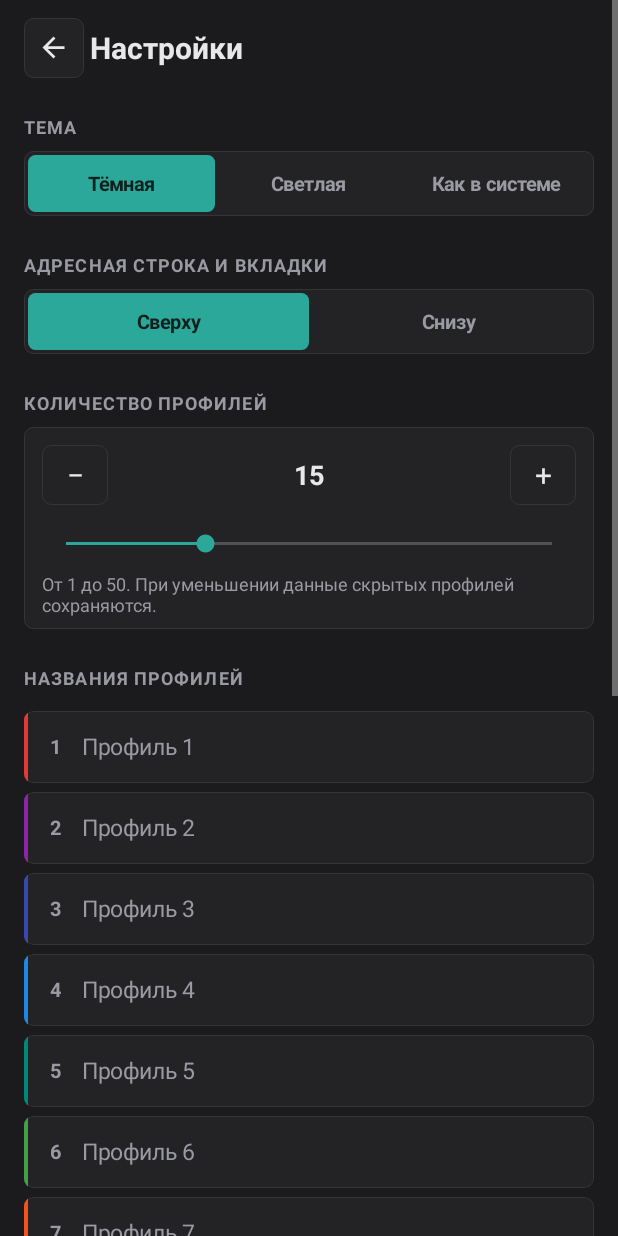
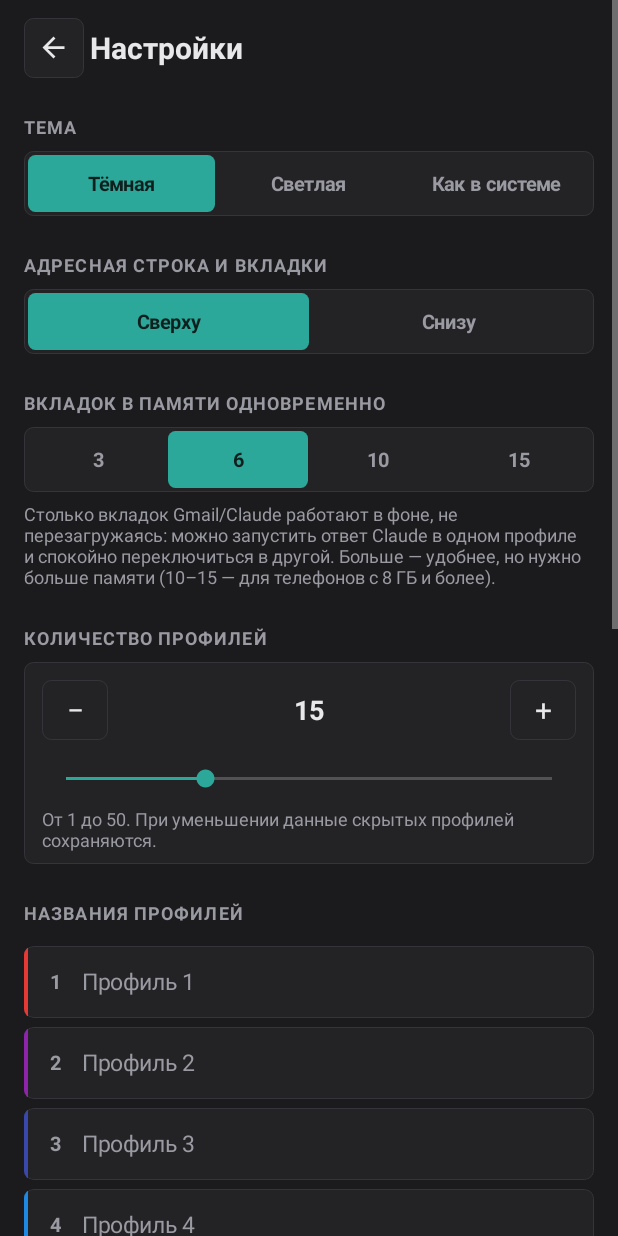
Before and after one commit to basilsolanji-hash/Browser, an Android app: the SettingsActivity screen opened directly, with no data from a screen before it, on a phone screen of 412 x 824 dp. Run offline under Robolectric (Android 15) with nearby library versions, the phone set to English and light mode, and no system bars.

Commit message:
Configurable number of live tabs (3/6/10/15)
Co-Authored-By: Claude Opus 5.5 <noreply@anthropic.com>
Claude-Session: https://claude.ai/code/session_014xaTohxQRmnBzg5tNaWgTn

```diff
--- a/app/src/main/java/ru/multibrowser/Gecko.kt
+++ b/app/src/main/java/ru/multibrowser/Gecko.kt
@@ -14,8 +14,7 @@ import org.mozilla.geckoview.StorageController
  * поэтому cookies и хранилища профилей не пересекаются и сохраняются между запусками.
  */
 object Gecko {
-    // Сколько вкладок держать в памяти; остальные «спят» и перезагружаются при открытии.
-    private const val MAX_ACTIVE = 6
+    // Сколько вкладок держать в памяти — Settings.keepAlive; остальные «спят» и перезагружаются при открытии.
 
     // Gmail отдаёт незнакомым браузерам устаревшую «простую» версию, поэтому только для него
     // представляемся мобильным Chrome. Остальным сайтам (вход Google, Claude с защитой Cloudflare)
@@ -80,7 +79,7 @@ object Gecko {
         session.loadUri(url)
         sessions[key] = session
 
-        while (sessions.size > MAX_ACTIVE) {
+        while (sessions.size > Settings.keepAlive(ctx)) {
             drop(sessions.entries.first().key)
         }
         return session
--- a/app/src/main/java/ru/multibrowser/Settings.kt
+++ b/app/src/main/java/ru/multibrowser/Settings.kt
@@ -28,6 +28,15 @@ object Settings {
         prefs(ctx).edit().putInt("count", n.coerceIn(MIN_PROFILES, MAX_PROFILES)).apply()
     }
 
+    /** Сколько вкладок держать «живыми» в памяти; варианты для переключателя в настройках. */
+    val KEEP_ALIVE_OPTIONS = listOf(3, 6, 10, 15)
+
+    fun keepAlive(ctx: Context) = prefs(ctx).getInt("keep_alive", 6)
+
+    fun setKeepAlive(ctx: Context, n: Int) {
+        prefs(ctx).edit().putInt("keep_alive", n).apply()
+    }
+
     fun theme(ctx: Context): Theme =
         runCatching { Theme.valueOf(prefs(ctx).getString("theme", null)!!) }.getOrDefault(Theme.DARK)
 
--- a/app/src/main/java/ru/multibrowser/SettingsActivity.kt
+++ b/app/src/main/java/ru/multibrowser/SettingsActivity.kt
@@ -46,6 +46,19 @@ class SettingsActivity : AppCompatActivity() {
         content.addView(segmented(Settings.BarPosition.values().toList(), Settings.barPosition(this), { it.title }) {
             Settings.setBarPosition(this, it)
             recreate()
+        })
+        content.addView(sectionTitle("Вкладок в памяти одновременно"))
+        content.addView(segmented(Settings.KEEP_ALIVE_OPTIONS, Settings.keepAlive(this), { it.toString() }) {
+            Settings.setKeepAlive(this, it)
+            recreate()
+        })
+        content.addView(TextView(this).apply {
+            text = "Столько вкладок Gmail/Claude работают в фоне, не перезагружаясь: можно запустить ответ Claude " +
+                "в одном профиле и спокойно переключиться в другой. Больше — удобнее, но нужно больше памяти " +
+                "(10–15 — для телефонов с 8 ГБ и более)."
+            textSize = 12f
+            setTextColor(Ui.MUTED)
+            setPadding(0, dp(6), 0, 0)
         })
         content.addView(sectionTitle("Количество профилей"))
         content.addView(countSelector())
```
